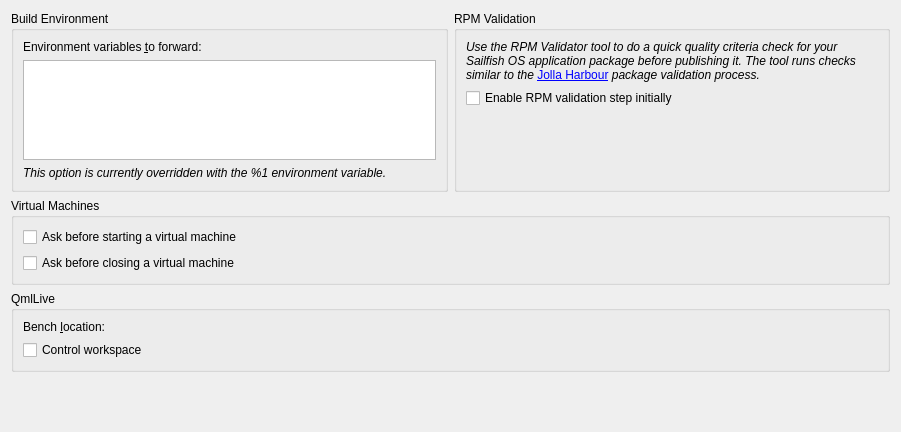
Before: the Qt Designer form src/plugins/mer/mergeneraloptionswidget.ui in sailfishos/sailfish-qtcreator, drawn with Qt 5.
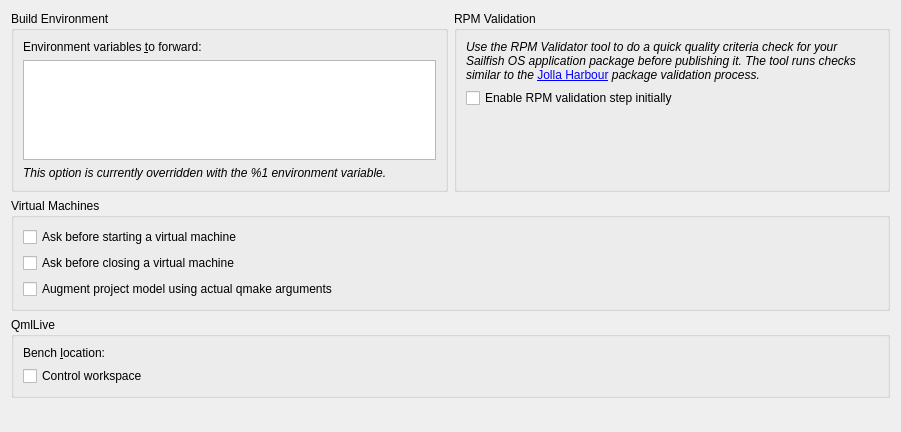
After: the same form once the commit is applied. Custom widgets are drawn as their Qt base class.

Commit message:
Mer: Add checkbox whether to use extra parser arguments
Add checkbox to Options>Sailfish OS>General whether to use extra parser
arguments imported from build engine VM.

The edit to the form file:
```diff
--- a/src/plugins/mer/mergeneraloptionswidget.ui
+++ b/src/plugins/mer/mergeneraloptionswidget.ui
@@ -137,6 +137,16 @@
         </property>
        </widget>
       </item>
+      <item>
+       <widget class="QCheckBox" name="importQmakeVariablesCheckBox">
+        <property name="toolTip">
+         <string>&lt;html&gt;&lt;head/&gt;&lt;body&gt;&lt;p&gt;The effective qmake call reported in build configuration is missing further arguments possibly supplied e.g. according to the recipe in the .spec (.yaml) file. This may render the project model inaccurate.&lt;/p&gt;&lt;p&gt;This option enables to augment the project model with qmake variable assignments found on the actual qmake command line.&lt;/p&gt;&lt;p&gt;When enabled, qmake will be invoked automatically when the .spec (.yaml) file is updated, which may prompt you to start the Sailfish OS build engine if it is not running.&lt;/p&gt;&lt;/body&gt;&lt;/html&gt;</string>
+        </property>
+        <property name="text">
+         <string>Augment project model using actual qmake arguments</string>
+        </property>
+       </widget>
+      </item>
      </layout>
     </widget>
    </item>
```
The commit also changes 4 other files.
